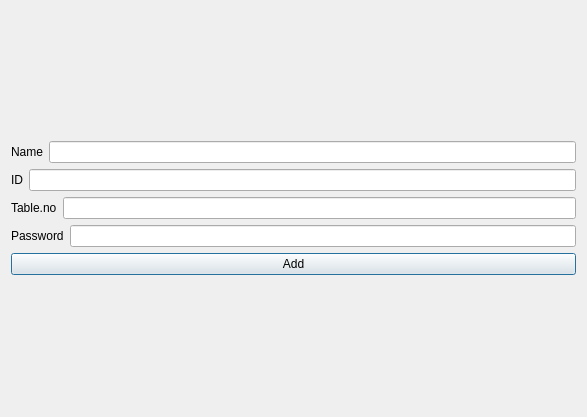
Qt form Ifrad/add_waiter.ui (Ridwan230/Restaurant-Management-System) before a commit.
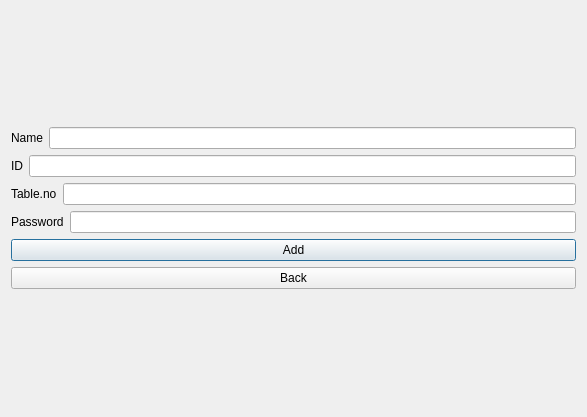
The same form after that commit.

The edit to the form file:
```diff
--- a/Ifrad/add_waiter.ui
+++ b/Ifrad/add_waiter.ui
@@ -79,6 +79,13 @@
        </property>
       </widget>
      </item>
+     <item>
+      <widget class="QPushButton" name="pushButton">
+       <property name="text">
+        <string>Back</string>
+       </property>
+      </widget>
+     </item>
     </layout>
    </item>
   </layout>
```
